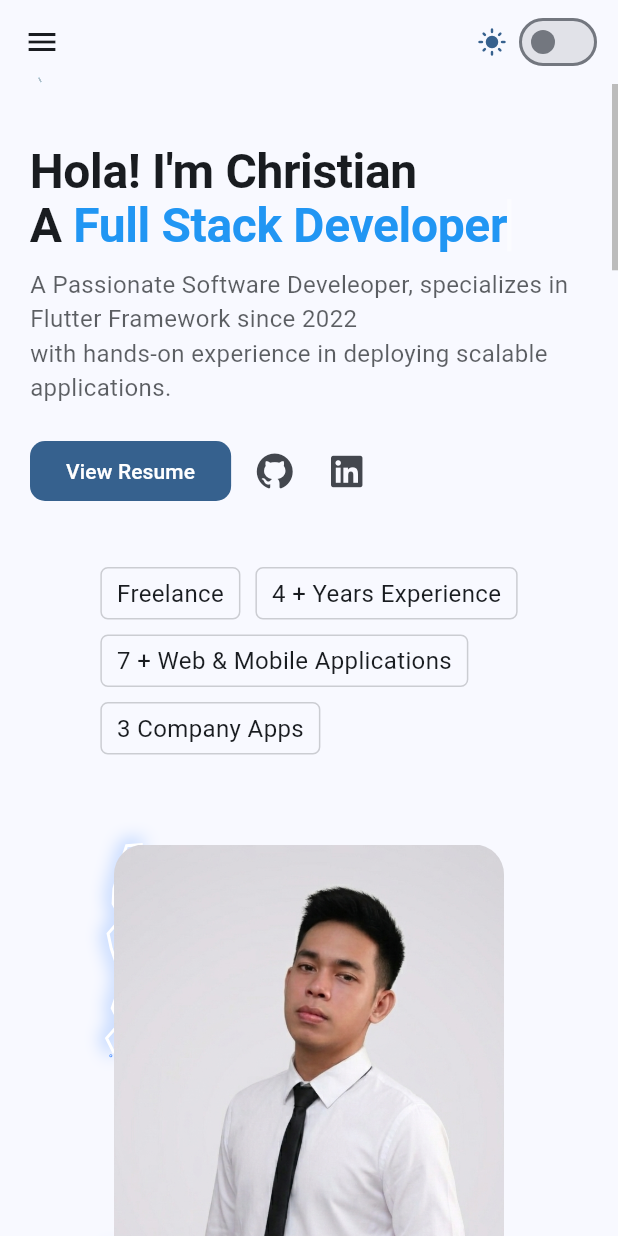
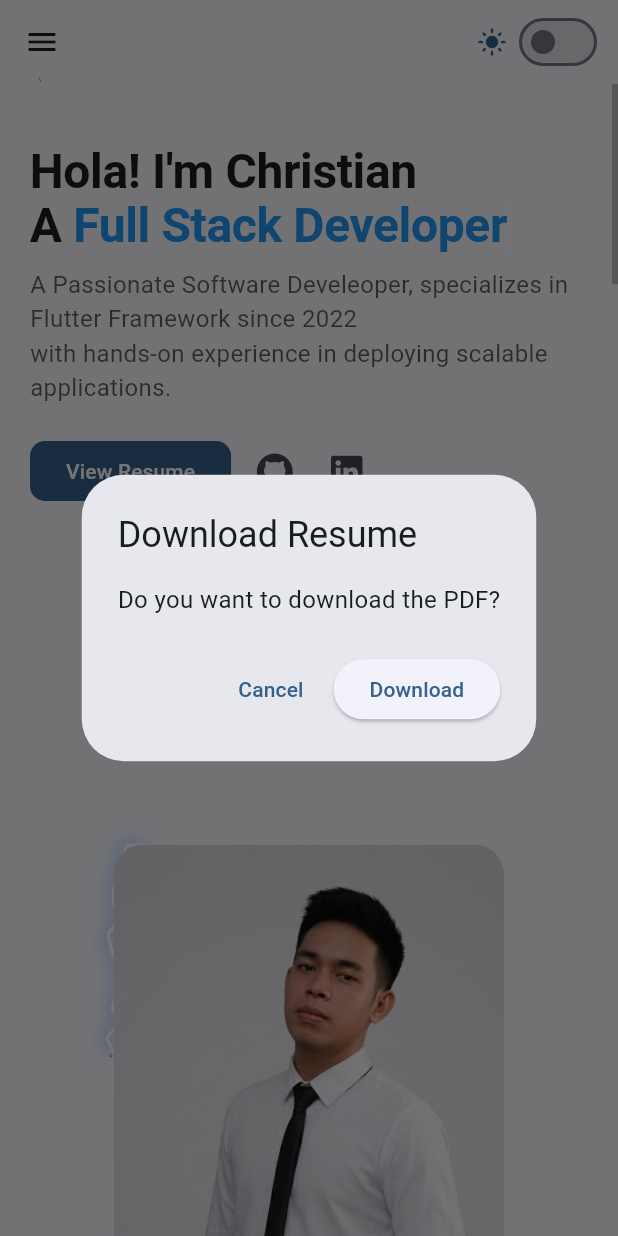
Before and after one commit to Ketch4n/ketch4n_portfolio, a Flutter app: the screen it shows after launch, after a tap on "View Resume", on a phone screen of 412 x 824 dp. Run offline on Flutter 3.47's test engine with Material 3 defaults, Android fonts, the phone set to English and light mode, and no system bars; our stand-ins replace font_awesome_flutter, hexcolor; statements that could not run were skipped.

Commit message:
feat: Download Resume from github

```diff
--- a/lib/core/constants/project_constants.dart
+++ b/lib/core/constants/project_constants.dart
@@ -223,7 +223,6 @@ class ProjectConstants {
       iconPath: "assets/company_logo/chopstick.jpg",
       mockup: const ["assets/company_logo/chopstick.jpg"],
 
-      githubLink: '',
       description:
           "This project is a dine-in menu application designed for Chopstick Restobar, a local restaurant in Oroquieta. "
           "The application aims to enhance the dining experience by providing an interactive menu, allowing customers to place orders online, and track their orders in real-time.",
--- /dev/null
+++ b/lib/core/services/pdf_viewer.dart
@@ -0,0 +1,11 @@
+import 'package:url_launcher/url_launcher.dart';
+
+Future<void> downloadResume() async {
+  final url = Uri.parse(
+    "https://raw.githubusercontent.com/Ketch4n/ketch4n_portfolio/dev/assets/docs/christian_mangao_resume.pdf",
+  );
+
+  if (!await launchUrl(url, mode: LaunchMode.externalApplication)) {
+    throw Exception('Could not download file');
+  }
+}
--- a/lib/features/about/about_page.dart
+++ b/lib/features/about/about_page.dart
@@ -2,6 +2,7 @@ import 'package:flutter/material.dart';
 import 'package:font_awesome_flutter/font_awesome_flutter.dart';
 import 'package:ketch4n/core/constants/home_constants.dart';
 import 'package:ketch4n/core/constants/layout_constraints.dart';
+import 'package:ketch4n/core/services/pdf_viewer.dart';
 import 'package:ketch4n/core/utils/screen_breakpoints.dart';
 import 'package:ketch4n/core/widgets/buttons/button_item_entity.dart';
 import 'package:ketch4n/features/about/widgets/header/header_card.dart';
@@ -19,6 +20,32 @@ class AboutPage extends StatefulWidget {
 class _AboutPageState extends State<AboutPage> {
   final int startYear = 2022;
   int get totalYears => DateTime.now().year - startYear;
+
+  Future<void> showDownloadConfirmDialog(BuildContext context) async {
+    final result = await showDialog<bool>(
+      context: context,
+      builder: (context) {
+        return AlertDialog(
+          title: const Text("Download Resume"),
+          content: const Text("Do you want to download the PDF?"),
+          actions: [
+            TextButton(
+              onPressed: () => Navigator.pop(context, false),
+              child: const Text("Cancel"),
+            ),
+            ElevatedButton(
+              onPressed: () => Navigator.pop(context, true),
+              child: const Text("Download"),
+            ),
+          ],
+        );
+      },
+    );
+
+    if (result == true) {
+      downloadResume(); // call your download function
+    }
+  }
 
   @override
   Widget build(BuildContext context) {
@@ -56,7 +83,9 @@ class _AboutPageState extends State<AboutPage> {
                     actionButtons: [
                       ActionButtonItemEntity(
                         label: "View Resume",
-                        onPressed: () {},
+                        onPressed: () {
+                          showDownloadConfirmDialog(context);
+                        },
                       ),
                     ],
                     iconLinks: [
--- a/lib/features/home/home_page.dart
+++ b/lib/features/home/home_page.dart
@@ -128,7 +128,7 @@ class _HomeContentState extends State<_HomeContent> {
                       SizedBox(height: 80),
                       WorkExperiencePage(),
                       // SizedBox(height: 100),
-                      ContactsPage(),
+                      // ContactsPage(),
                       SizedBox(height: 100),
                     ],
                   ),
--- a/lib/features/projects/project_entity.dart
+++ b/lib/features/projects/project_entity.dart
@@ -3,7 +3,7 @@ class ProjectEntity {
   final String longName;
   final String iconPath;
   final List<String> mockup;
-  final String githubLink;
+  final String? githubLink;
   // final String demoLink;
   final String description;
   final List<UseCaseEntity> useCase;
@@ -18,7 +18,7 @@ class ProjectEntity {
     required this.longName,
     required this.iconPath,
     required this.mockup,
-    required this.githubLink,
+    this.githubLink,
     // required this.demoLink,
     required this.description,
     required this.useCase,
--- a/pubspec.yaml
+++ b/pubspec.yaml
@@ -39,8 +39,6 @@ dependencies:
   flutter_custom_clippers: ^2.1.0
   font_awesome_flutter: ^10.12.0
   url_launcher: ^6.3.2
-  pdfrx: ^2.2.24
-  marquee: ^2.3.0
 
 dev_dependencies:
   flutter_test:
```
Also changed, not shown: lib/features/projects/project_details/modules/sticky_header.dart (+6 -5 lines), pubspec.lock, 4 other files.
